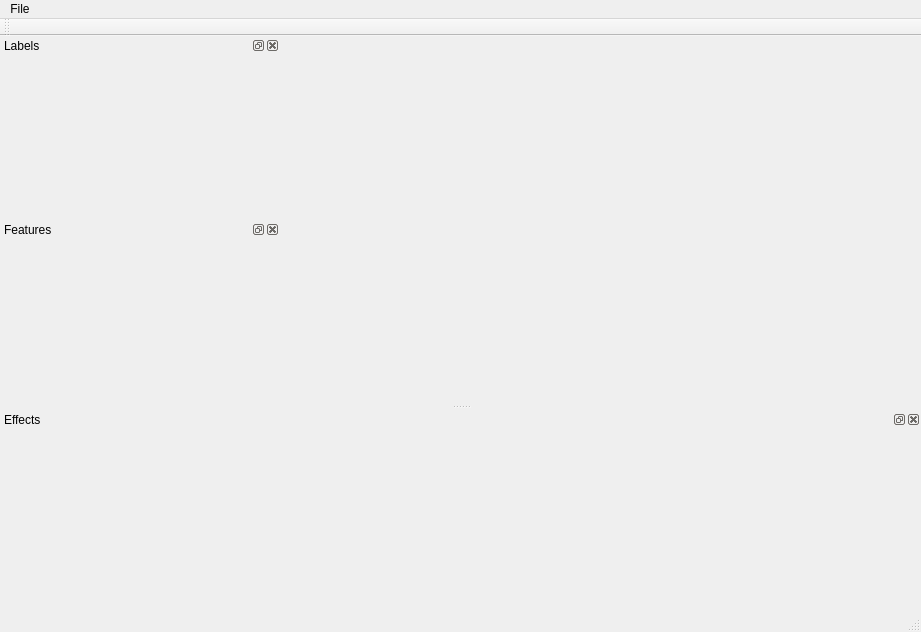
Above: src/mainwindow.ui from TIDOP-USAL/CloudClassifier before the change. Below: the same form after it.
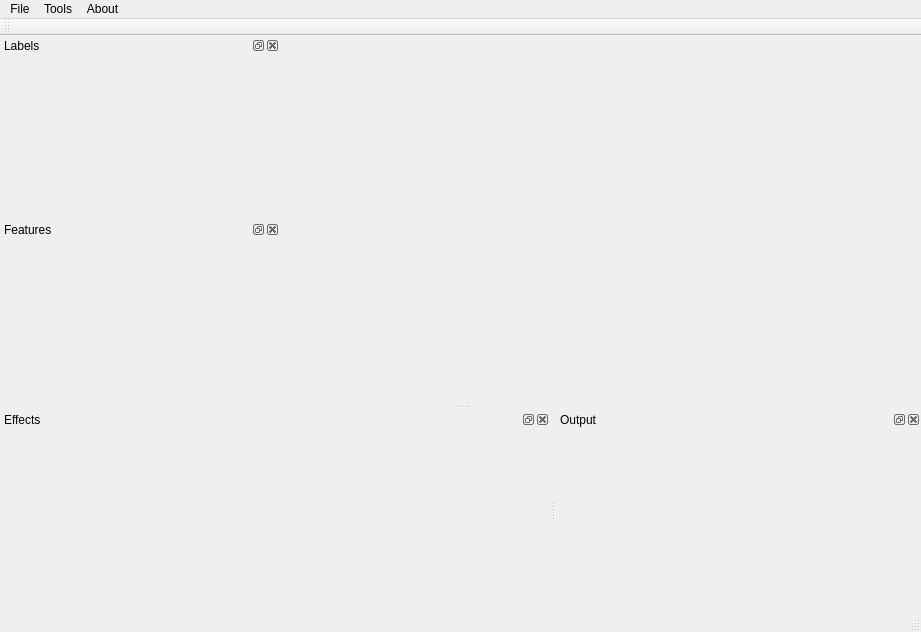
That is the form after the change. Icons and pictures are not drawn.

What changed in the file:
```diff
--- a/src/mainwindow.ui
+++ b/src/mainwindow.ui
@@ -51,13 +51,13 @@
   <widget class="QDockWidget" name="dockEffects">
    <property name="minimumSize">
     <size>
-     <width>400</width>
+     <width>550</width>
      <height>200</height>
     </size>
    </property>
    <property name="maximumSize">
     <size>
-     <width>524287</width>
+     <width>550</width>
      <height>524287</height>
     </size>
    </property>
@@ -88,7 +88,19 @@
     <addaction name="separator"/>
     <addaction name="actionExit"/>
    </widget>
+   <widget class="QMenu" name="menuTools">
+    <property name="title">
+     <string>Tools</string>
+    </property>
+   </widget>
+   <widget class="QMenu" name="menuAbout">
+    <property name="title">
+     <string>About</string>
+    </property>
+   </widget>
    <addaction name="menuFile"/>
+   <addaction name="menuTools"/>
+   <addaction name="menuAbout"/>
   </widget>
   <widget class="QDockWidget" name="dockFeatures">
    <property name="minimumSize">
@@ -111,6 +123,21 @@
    </attribute>
    <widget class="QWidget" name="dockWidgetContents_3"/>
   </widget>
+  <widget class="QDockWidget" name="dockOutput">
+   <property name="minimumSize">
+    <size>
+     <width>82</width>
+     <height>200</height>
+    </size>
+   </property>
+   <property name="windowTitle">
+    <string>Output</string>
+   </property>
+   <attribute name="dockWidgetArea">
+    <number>8</number>
+   </attribute>
+   <widget class="QWidget" name="dockWidgetContents_6"/>
+  </widget>
   <action name="actionOpen">
    <property name="enabled">
     <bool>true</bool>
```
Left out of the diff: 3 changed lines with no effect on the pictures.
